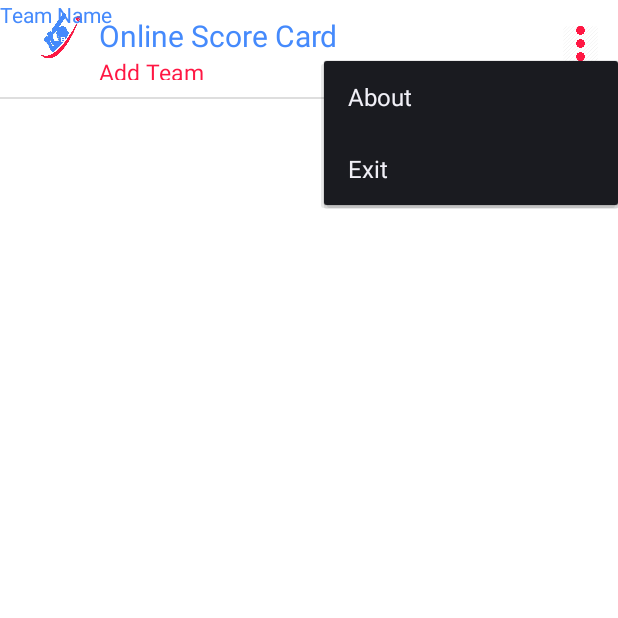
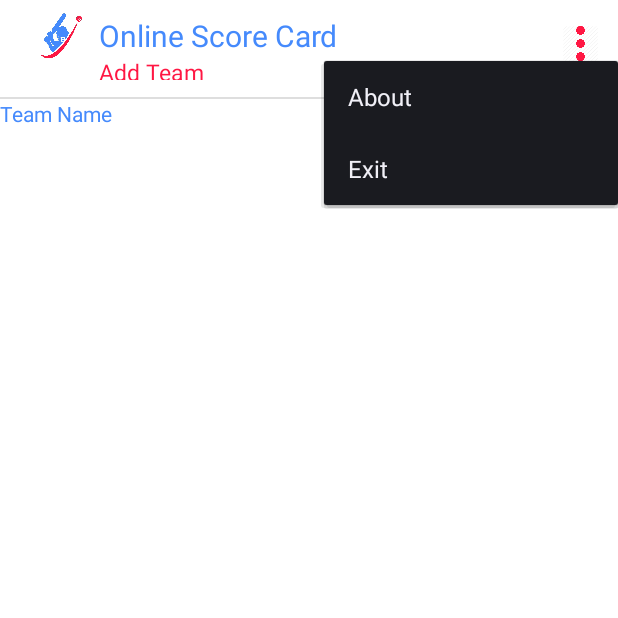
Before and after one commit to SMAliFarazBukhari/OnlineCrickerScore, an Android app: the AddTeams screen opened directly, with no data from a screen before it, after a tap on an icon or button, on a phone screen of 412 x 824 dp, the top half of it. Run offline under Robolectric (Android 15) with nearby library versions, the phone set to English and light mode, and no system bars.

Commit message:
Craeted Text View

```diff
--- a/app/src/main/res/layout/activity_add_teams.xml
+++ b/app/src/main/res/layout/activity_add_teams.xml
@@ -81,6 +81,7 @@
        android:layout_width="wrap_content"
        android:layout_height="wrap_content"
        android:text="Team Name"
+       android:layout_below="@id/TopHorizontalLine"
        />
 
 
```
